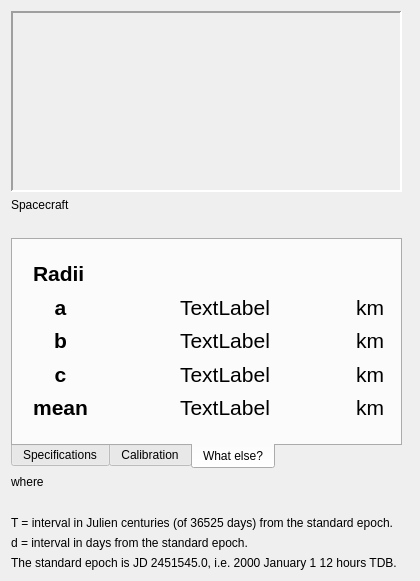
Qt form isis/src/qisis/objs/SensorInfoWidget/SensorInfoWidget.ui (DOI-USGS/ISIS3) before a commit.
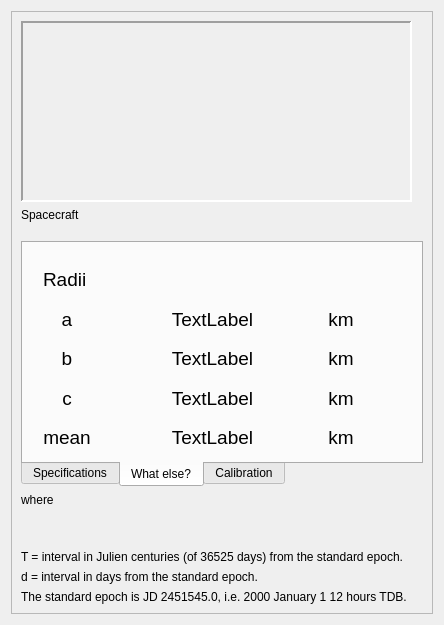
The same form after that commit. The open tabs and pages were chosen to show the change.

What changed in the file:
```diff
--- a/isis/src/qisis/objs/SensorInfoWidget/SensorInfoWidget.ui
+++ b/isis/src/qisis/objs/SensorInfoWidget/SensorInfoWidget.ui
@@ -6,40 +6,31 @@
    <rect>
     <x>0</x>
     <y>0</y>
-    <width>420</width>
-    <height>581</height>
+    <width>444</width>
+    <height>625</height>
    </rect>
   </property>
-  <property name="sizePolicy">
-   <sizepolicy hsizetype="Fixed" vsizetype="Fixed">
-    <horstretch>0</horstretch>
-    <verstretch>0</verstretch>
-   </sizepolicy>
-  </property>
-  <property name="minimumSize">
-   <size>
-    <width>420</width>
-    <height>0</height>
-   </size>
-  </property>
-  <property name="maximumSize">
-   <size>
-    <width>420</width>
-    <height>16777215</height>
-   </size>
-  </property>
   <property name="windowTitle">
    <string>DockWidget</string>
   </property>
   <layout class="QVBoxLayout" name="verticalLayout">
    <item>
+    <widget class="QScrollArea" name="scrollArea">
+     <property name="widgetResizable">
+      <bool>true</bool>
+     </property>
+     <widget class="QWidget" name="scrollAreaWidgetContents">
+      <property name="geometry">
+       <rect>
+        <x>0</x>
+        <y>0</y>
+        <width>424</width>
+        <height>605</height>
+       </rect>
+      </property>
+       <layout class="QVBoxLayout" name="verticalLayout_2">
+        <item>
     <widget class="QLabel" name="targetImage">
-     <property name="sizePolicy">
-      <sizepolicy hsizetype="Fixed" vsizetype="Fixed">
-       <horstretch>0</horstretch>
-       <verstretch>0</verstretch>
-      </sizepolicy>
-     </property>
      <property name="minimumSize">
       <size>
        <width>391</width>
@@ -87,29 +78,17 @@
      <property name="sizeHint" stdset="0">
       <size>
        <width>20</width>
-       <height>37</height>
+            <height>13</height>
       </size>
      </property>
     </spacer>
    </item>
    <item>
     <widget class="QTabWidget" name="tabWidget">
-     <property name="sizePolicy">
-      <sizepolicy hsizetype="Fixed" vsizetype="Fixed">
-       <horstretch>0</horstretch>
-       <verstretch>0</verstretch>
-      </sizepolicy>
-     </property>
      <property name="minimumSize">
       <size>
        <width>391</width>
-       <height>231</height>
-      </size>
-     </property>
-     <property name="maximumSize">
-      <size>
-       <width>391</width>
-       <height>231</height>
+            <height>181</height>
       </size>
      </property>
      <property name="tabPosition">
@@ -219,65 +198,6 @@
        </layout>
       </widget>
      </widget>
-     <widget class="QWidget" name="tab_2">
-      <attribute name="title">
-       <string>Calibration</string>
-      </attribute>
-      <widget class="QWidget" name="layoutWidget_2">
-       <property name="geometry">
-        <rect>
-         <x>10</x>
-         <y>10</y>
-         <width>351</width>
-         <height>181</height>
-        </rect>
-       </property>
-       <layout class="QGridLayout" name="gridLayout_2">
-        <item row="1" column="0" colspan="3">
-         <widget class="QLabel" name="polePMOffsetLabel">
-          <property name="font">
-           <font>
-            <pointsize>10</pointsize>
-           </font>
-          </property>
-          <property name="text">
-           <string>Now is the time for all good men to come to the aid of their countrymen</string>
-          </property>
-          <property name="wordWrap">
-           <bool>true</bool>
-          </property>
-         </widget>
-        </item>
-        <item row="0" column="0" colspan="2">
-         <widget class="QLabel" name="label_6">
-          <property name="font">
-           <font>
-            <pointsize>14</pointsize>
-            <weight>75</weight>
-            <bold>true</bold>
-           </font>
-          </property>
-          <property name="text">
-           <string>Prime Meridian (W)</string>
-          </property>
-         </widget>
-        </item>
-        <item row="0" column="2">
-         <spacer name="horizontalSpacer_6">
-          <property name="orientation">
-           <enum>Qt::Horizontal</enum>
-          </property>
-          <property name="sizeHint" stdset="0">
-           <size>
-            <width>40</width>
-            <height>20</height>
-           </size>
-          </property>
-         </spacer>
-        </item>
-       </layout>
-      </widget>
-     </widget>
      <widget class="QWidget" name="tab_3">
       <attribute name="title">
        <string>What else?</string>
@@ -287,8 +207,8 @@
         <rect>
          <x>20</x>
          <y>20</y>
-         <width>351</width>
-         <height>161</height>
+              <width>311</width>
+              <height>191</height>
         </rect>
        </property>
        <layout class="QGridLayout" name="gridLayout_3">
@@ -309,7 +229,7 @@
          <widget class="QLabel" name="bRadiiLabel">
           <property name="font">
            <font>
-            <pointsize>16</pointsize>
+                 <pointsize>14</pointsize>
            </font>
           </property>
           <property name="text">
@@ -324,7 +244,7 @@
          <widget class="QLabel" name="meanRadiiLabel">
           <property name="font">
            <font>
-            <pointsize>16</pointsize>
+                 <pointsize>14</pointsize>
            </font>
           </property>
           <property name="text">
@@ -339,7 +259,7 @@
          <widget class="QLabel" name="cRadiiLabel">
           <property name="font">
            <font>
-            <pointsize>16</pointsize>
+                 <pointsize>14</pointsize>
            </font>
           </property>
           <property name="text">
@@ -354,9 +274,9 @@
          <widget class="QLabel" name="meanLabel">
           <property name="font">
            <font>
-            <pointsize>16</pointsize>
-            <weight>75</weight>
-            <bold>true</bold>
+                 <pointsize>14</pointsize>
+                 <weight>50</weight>
+                 <bold>false</bold>
            </font>
           </property>
           <property name="text">
@@ -371,7 +291,7 @@
          <widget class="QLabel" name="aRadiiLabel">
           <property name="font">
            <font>
-            <pointsize>16</pointsize>
+                 <pointsize>14</pointsize>
            </font>
           </property>
           <property name="text">
@@ -386,7 +306,7 @@
          <widget class="QLabel" name="bRadiiUnitsLabel">
           <property name="font">
            <font>
-            <pointsize>16</pointsize>
+                 <pointsize>14</pointsize>
            </font>
           </property>
           <property name="text">
@@ -401,7 +321,7 @@
          <widget class="QLabel" name="meanRadiiUnitsLabel">
           <property name="font">
            <font>
-            <pointsize>16</pointsize>
+                 <pointsize>14</pointsize>
            </font>
           </property>
           <property name="text">
@@ -416,7 +336,7 @@
          <widget class="QLabel" name="cRadiiUnitsLabel">
           <property name="font">
            <font>
-            <pointsize>16</pointsize>
+                 <pointsize>14</pointsize>
            </font>
           </property>
           <property name="text">
@@ -431,9 +351,9 @@
          <widget class="QLabel" name="aLabel">
           <property name="font">
            <font>
-            <pointsize>16</pointsize>
-            <weight>75</weight>
-            <bold>true</bold>
+                 <pointsize>14</pointsize>
+                 <weight>50</weight>
+                 <bold>false</bold>
            </font>
           </property>
           <property name="text">
@@ -448,9 +368,9 @@
          <widget class="QLabel" name="cLabel">
           <property name="font">
            <font>
-            <pointsize>16</pointsize>
-            <weight>75</weight>
-            <bold>true</bold>
+                 <pointsize>14</pointsize>
+                 <weight>50</weight>
+                 <bold>false</bold>
            </font>
           </property>
           <property name="text">
@@ -465,7 +385,7 @@
          <widget class="QLabel" name="aRadiiUnitsLabel">
           <property name="font">
            <font>
-            <pointsize>16</pointsize>
+                 <pointsize>14</pointsize>
            </font>
           </property>
           <property name="text">
@@ -480,9 +400,9 @@
          <widget class="QLabel" name="bLabel">
           <property name="font">
            <font>
-            <pointsize>16</pointsize>
-            <weight>75</weight>
-            <bold>true</bold>
+                 <pointsize>14</pointsize>
+                 <weight>50</weight>
+                 <bold>false</bold>
            </font>
           </property>
           <property name="text">
@@ -497,9 +417,9 @@
          <widget class="QLabel" name="label_9">
           <property name="font">
            <font>
-            <pointsize>16</pointsize>
-            <weight>75</weight>
-            <bold>true</bold>
+                 <pointsize>14</pointsize>
+                 <weight>50</weight>
+                 <bold>false</bold>
            </font>
           </property>
           <property name="text">
@@ -510,6 +430,65 @@
        </layout>
       </widget>
      </widget>
+          <widget class="QWidget" name="tab_2">
+           <attribute name="title">
+            <string>Calibration</string>
+           </attribute>
+           <widget class="QWidget" name="">
+            <property name="geometry">
+             <rect>
+              <x>10</x>
+              <y>10</y>
+              <width>291</width>
+              <height>151</height>
+             </rect>
+            </property>
+            <layout class="QGridLayout" name="gridLayout_2">
+             <item row="0" column="0">
+              <widget class="QLabel" name="label_6">
+               <property name="font">
+                <font>
+                 <pointsize>14</pointsize>
+                 <weight>75</weight>
+                 <bold>true</bold>
+                </font>
+               </property>
+               <property name="text">
+                <string>Prime Meridian (W)</string>
+               </property>
+              </widget>
+             </item>
+             <item row="0" column="1">
+              <spacer name="horizontalSpacer_6">
+               <property name="orientation">
+                <enum>Qt::Horizontal</enum>
+               </property>
+               <property name="sizeHint" stdset="0">
+                <size>
+                 <width>40</width>
+                 <height>20</height>
+                </size>
+               </property>
+              </spacer>
+             </item>
+             <item row="1" column="0" colspan="2">
+              <widget class="QLabel" name="polePMOffsetLabel">
+               <property name="font">
+                <font>
+                 <pointsize>10</pointsize>
+                </font>
+               </property>
+               <property name="text">
+                <string>Now is the time for all good men to come to the aid of their countrymen</string>
+               </property>
+               <property name="wordWrap">
+                <bool>true</bool>
+               </property>
+              </widget>
+             </item>
+            </layout>
+           </widget>
+          </widget>
     </widget>
    </item>
    <item>
@@ -524,6 +503,9 @@
      <property name="orientation">
       <enum>Qt::Vertical</enum>
      </property>
+          <property name="sizeType">
+           <enum>QSizePolicy::Preferred</enum>
+          </property>
      <property name="sizeHint" stdset="0">
       <size>
        <width>20</width>
@@ -554,6 +536,13 @@
      <property name="text">
       <string>The standard epoch is JD 2451545.0, i.e. 2000 January 1 12 hours TDB.</string>
      </property>
+          <property name="wordWrap">
+           <bool>true</bool>
+          </property>
+         </widget>
+        </item>
+       </layout>
+     </widget>
     </widget>
    </item>
   </layout>
```
Left out of the diff: 6 changed lines with no effect on the pictures. Lines whose indentation alone changed are shown as unchanged.
